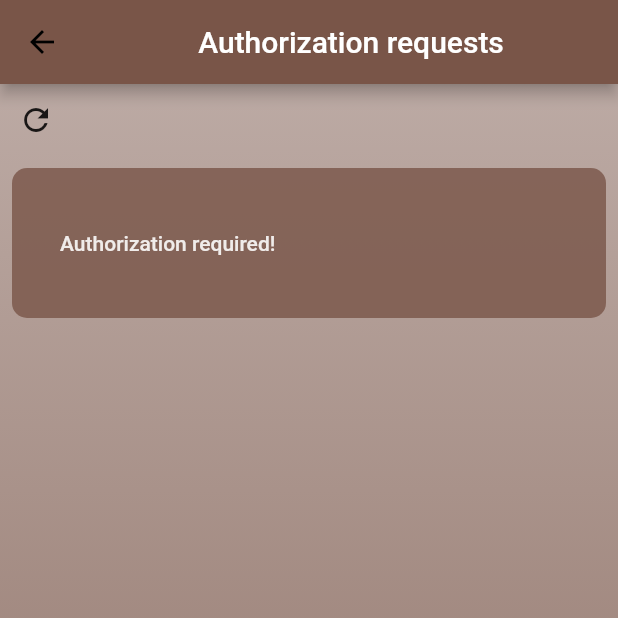
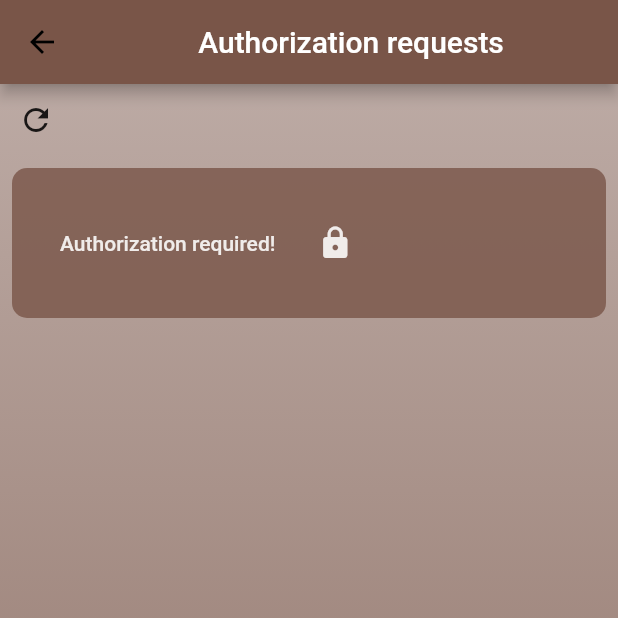
Before and after one commit to Mythyndian/Electronic-lock, a Flutter app: the RequestPage screen opened directly, on a phone screen of 412 x 824 dp, the top half of it. Run offline on Flutter 3.47's test engine with Material 2 defaults, Android fonts, the phone set to English and light mode, and no system bars; our stand-ins replace flutter_svg, flutter_swiper; network calls fail.

Commit message:
Added locking button

```diff
--- a/lib/request_list.dart
+++ b/lib/request_list.dart
@@ -1,6 +1,6 @@
 import 'package:flutter/material.dart';
 import 'package:hello_world/authorize_access.dart';
-import 'package:web_socket_channel/io.dart ';
+import 'package:web_socket_channel/io.dart';
 
 class RequestPage extends StatefulWidget {
   @override
@@ -56,12 +56,10 @@ class _RequestPageState extends State<RequestPage> {
               children: [
                 Container(
                     child: IconButton(
-                  icon: Icon(Icons.refresh),
-                  onPressed: () {
-                    sendMessage('?');
-                  },
-                )),
-                Center(child: Text(_status)),
+                        icon: Icon(Icons.refresh),
+                        onPressed: () {
+                          sendMessage('?');
+                        }))
               ],
             ),
             StreamBuilder(
@@ -84,10 +82,28 @@ class _RequestPageState extends State<RequestPage> {
   }
 }
 
-class RequestAlert extends StatelessWidget {
+class RequestAlert extends StatefulWidget {
   //final DateTime date = new DateTime.now();
   final String dataFromArduino;
   RequestAlert({@required this.dataFromArduino});
+
+  @override
+  _RequestAlertState createState() => _RequestAlertState();
+}
+
+class _RequestAlertState extends State<RequestAlert> {
+  final _channel = IOWebSocketChannel.connect('wss://192.168.0.46:80');
+  String _status;
+  void sendMessage(String msg) {
+    _channel.sink.add(msg);
+  }
+
+  @override
+  void dispose() {
+    _channel.sink.close();
+    super.dispose();
+  }
+
   @override
   Widget build(BuildContext context) {
     return Padding(
@@ -114,9 +130,14 @@ class RequestAlert extends StatelessWidget {
                       style: TextStyle(color: Colors.white)),
                 ),
                 Text(
-                  '$dataFromArduino',
+                  '${widget.dataFromArduino}',
                   style: TextStyle(color: Colors.white),
-                )
+                ),
+                IconButton(
+                    onPressed: () {
+                      sendMessage('close');
+                    },
+                    icon: Icon(Icons.lock, color: Colors.white,))
               ],
             ),
           ),
```
